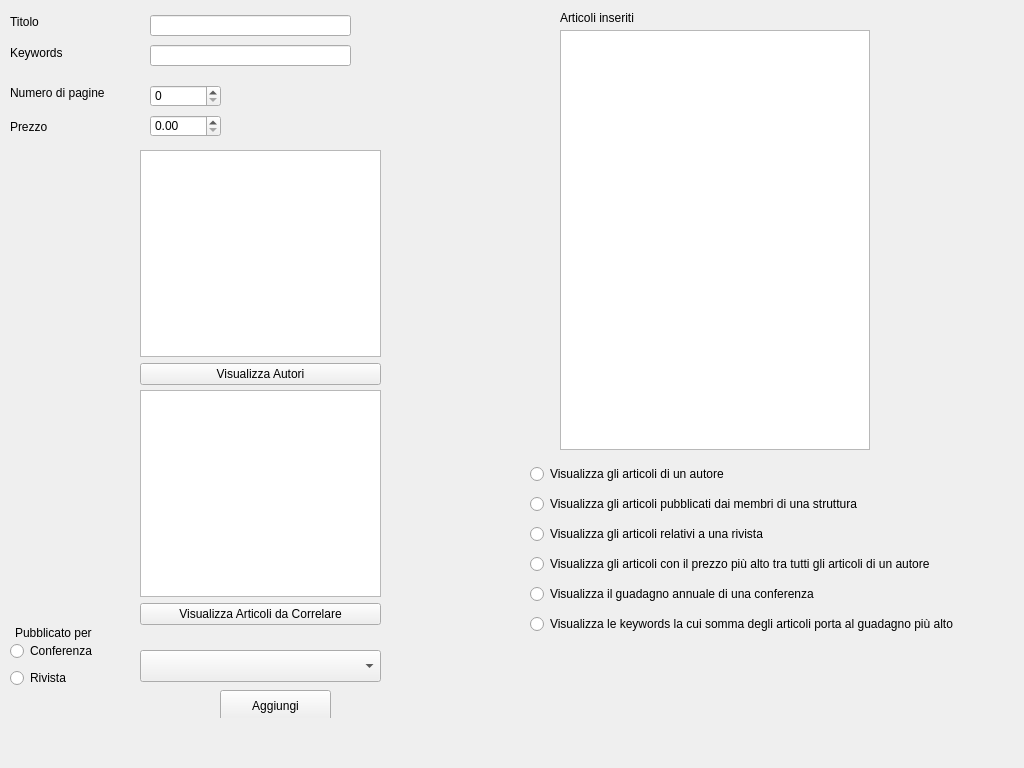
marcovirgillo/ProgettoPO, file Progetto/paginaarticolo.ui: the form before one commit.
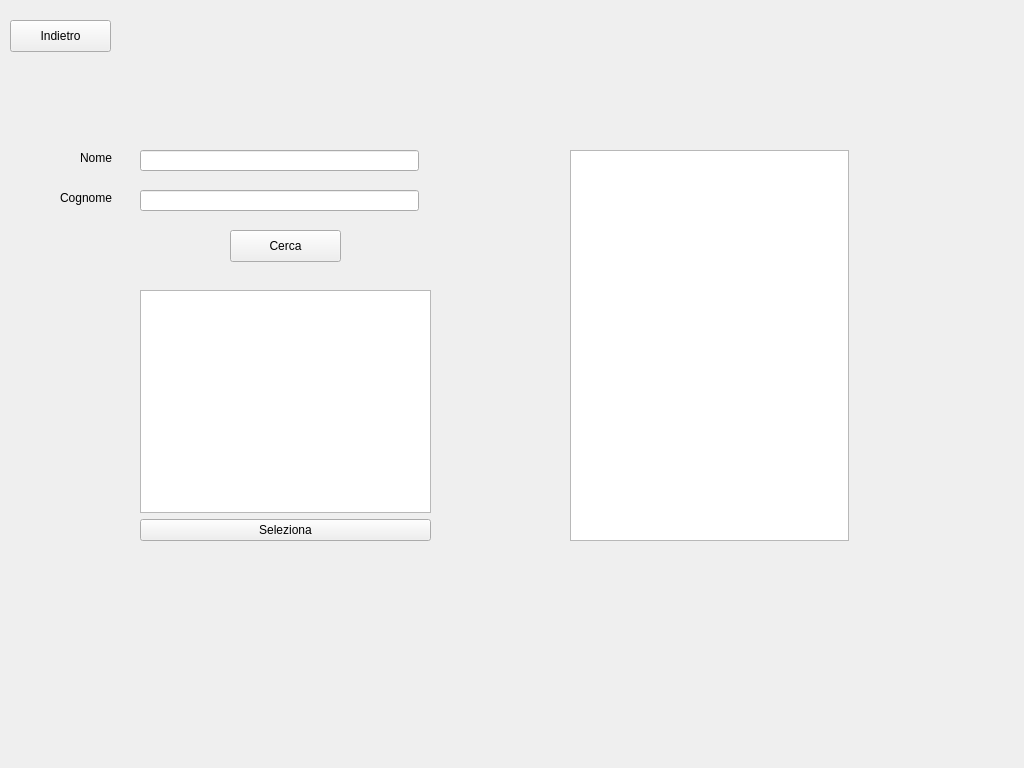
The form after the commit. The open tabs and pages were chosen to show the change.

What changed in the file:
```diff
--- a/Progetto/paginaarticolo.ui
+++ b/Progetto/paginaarticolo.ui
@@ -256,7 +256,7 @@
        <x>530</x>
        <y>460</y>
        <width>485</width>
-       <height>181</height>
+       <height>191</height>
       </rect>
      </property>
      <layout class="QVBoxLayout" name="verticalLayout_5">
@@ -288,13 +288,6 @@
         </property>
        </widget>
       </item>
-      <item>
-       <widget class="QRadioButton" name="buttonVisualizzaGuadagnoAnnualeConferenza">
-        <property name="text">
-         <string>Visualizza il guadagno annuale di una conferenza</string>
-        </property>
-       </widget>
-      </item>
       <item>
        <widget class="QRadioButton" name="buttonVisualizzaKeywordsArticoliGuadagnoMax">
         <property name="text">
@@ -594,6 +587,163 @@
      </property>
     </widget>
    </widget>
+   <widget class="QWidget" name="pageVisualizzaArticoliCostosiAutore">
+    <widget class="QLineEdit" name="page5_CognomeAutore">
+     <property name="geometry">
+      <rect>
+       <x>140</x>
+       <y>190</y>
+       <width>279</width>
+       <height>21</height>
+      </rect>
+     </property>
+    </widget>
+    <widget class="QLabel" name="page5_labelNomeAutore">
+     <property name="geometry">
+      <rect>
+       <x>80</x>
+       <y>150</y>
+       <width>41</width>
+       <height>16</height>
+      </rect>
+     </property>
+     <property name="text">
+      <string>Nome</string>
+     </property>
+    </widget>
+    <widget class="QLineEdit" name="page5_NomeAutore">
+     <property name="geometry">
+      <rect>
+       <x>140</x>
+       <y>150</y>
+       <width>279</width>
+       <height>21</height>
+      </rect>
+     </property>
+    </widget>
+    <widget class="QPushButton" name="page5_buttonIndietro">
+     <property name="geometry">
+      <rect>
+       <x>10</x>
+       <y>20</y>
+       <width>101</width>
+       <height>32</height>
+      </rect>
+     </property>
+     <property name="text">
+      <string>Indietro</string>
+     </property>
+    </widget>
+    <widget class="QWidget" name="layoutWidget_2">
+     <property name="geometry">
+      <rect>
+       <x>140</x>
+       <y>290</y>
+       <width>291</width>
+       <height>251</height>
+      </rect>
+     </property>
+     <layout class="QVBoxLayout" name="verticalLayout_6">
+      <item>
+       <widget class="QListWidget" name="page5_listAutori"/>
+      </item>
+      <item>
+       <widget class="QPushButton" name="page5_buttonSeleziona">
+        <property name="text">
+         <string>Seleziona</string>
+        </property>
+       </widget>
+      </item>
+     </layout>
+    </widget>
+    <widget class="QPushButton" name="page5_buttonCerca">
+     <property name="geometry">
+      <rect>
+       <x>230</x>
+       <y>230</y>
+       <width>111</width>
+       <height>32</height>
+      </rect>
+     </property>
+     <property name="text">
+      <string>Cerca</string>
+     </property>
+    </widget>
+    <widget class="QLabel" name="page5_labelCognomeAutore">
+     <property name="geometry">
+      <rect>
+       <x>60</x>
+       <y>190</y>
+       <width>60</width>
+       <height>16</height>
+      </rect>
+     </property>
+     <property name="text">
+      <string>Cognome</string>
+     </property>
+    </widget>
+    <widget class="QListWidget" name="page5_listArticoli">
+     <property name="geometry">
+      <rect>
+       <x>570</x>
+       <y>150</y>
+       <width>279</width>
+       <height>391</height>
+      </rect>
+     </property>
+    </widget>
+   </widget>
+   <widget class="QWidget" name="pageVisualizzaKeywordsArticoliGuadagnoMax">
+    <widget class="QPushButton" name="page6_buttonIndietro">
+     <property name="geometry">
+      <rect>
+       <x>10</x>
+       <y>20</y>
+       <width>101</width>
+       <height>32</height>
+      </rect>
+     </property>
+     <property name="text">
+      <string>Indietro</string>
+     </property>
+    </widget>
+    <widget class="QLineEdit" name="page6_Guadagno">
+     <property name="geometry">
+      <rect>
+       <x>260</x>
+       <y>190</y>
+       <width>131</width>
+       <height>21</height>
+      </rect>
+     </property>
+     <property name="readOnly">
+      <bool>true</bool>
+     </property>
+    </widget>
+    <widget class="QLabel" name="page6_labelGuadagno">
+     <property name="geometry">
+      <rect>
+       <x>140</x>
+       <y>190</y>
+       <width>111</width>
+       <height>16</height>
+      </rect>
+     </property>
+     <property name="text">
+      <string>Guadagno più alto</string>
+     </property>
+    </widget>
+    <widget class="QListWidget" name="page6_listKeywords">
+     <property name="geometry">
+      <rect>
+       <x>470</x>
+       <y>190</y>
+       <width>289</width>
+       <height>321</height>
+      </rect>
+     </property>
+    </widget>
+   </widget>
   </widget>
  </widget>
  <resources/>
```
Left out of the diff: 2 changed lines with no effect on the pictures.
